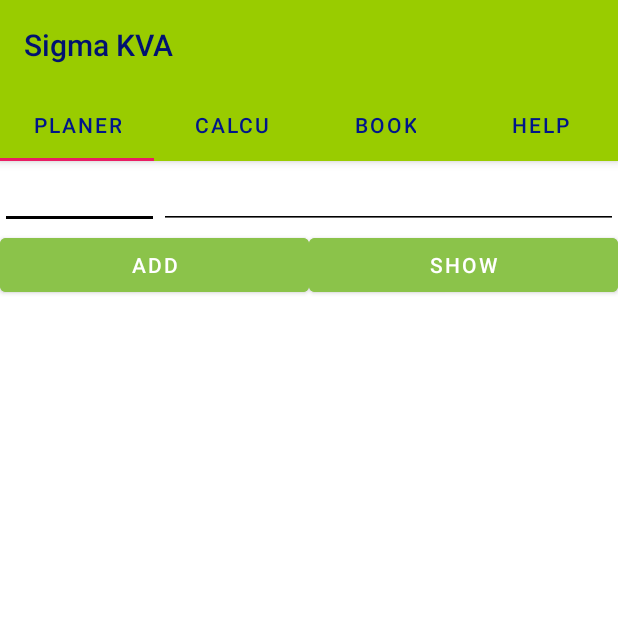
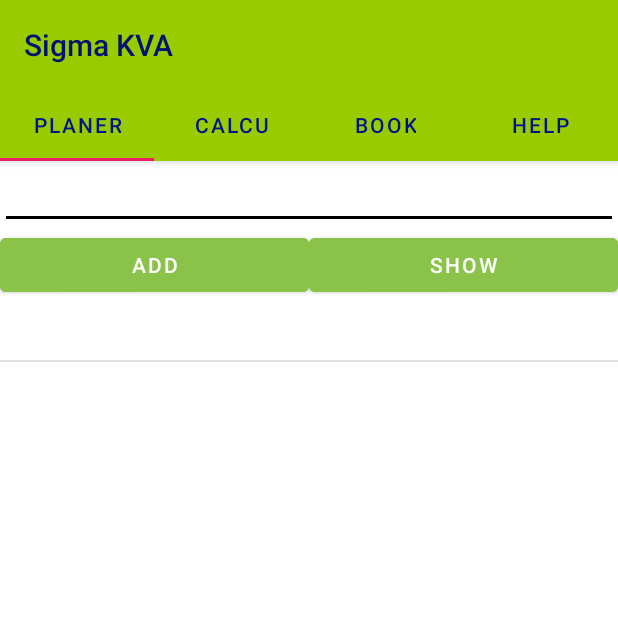
Before and after one commit to Zakpav1/Sigma710, an Android app: the screen it shows after launch (MainActivity), after a tap on "ADD", on a phone screen of 412 x 824 dp, the top half of it. Run offline under Robolectric (Android 15) with nearby library versions, the phone set to English and light mode, and no system bars; libraries missing offline, so code that uses them is left out: com.davemorrissey.labs, com.jjoe64.graphview.

Commit message:
1 var Planer

```diff
--- a/app/src/main/java/com/example/sigma72/MainActivity.java
+++ b/app/src/main/java/com/example/sigma72/MainActivity.java
@@ -4,6 +4,7 @@ import android.annotation.SuppressLint;
 import android.app.AlertDialog;
 import android.content.Context;
 import android.graphics.Color;
+import android.graphics.Paint;
 import android.net.Uri;
 import android.os.Bundle;
 
@@ -24,6 +25,7 @@ import android.view.LayoutInflater;
 import android.view.Menu;
 import android.view.MenuItem;
 import android.view.View;
+import android.widget.AdapterView;
 import android.widget.ArrayAdapter;
 import android.widget.Button;
 import android.widget.EditText;
@@ -57,12 +59,13 @@ import functions.parsers.TableParser;
 import static java.lang.Character.isLetter;
 
 public class MainActivity extends AppCompatActivity {
-    private List<String> toDoList;
-    private ArrayAdapter arrayAdapter;
-    private ListView listView;
-    private Button button;
-    private EditText editText;
-    private EditText editTextD;
+    public List<String> toDoList;
+    public ArrayAdapter arrayAdapter;
+    public ListView listView;
+    public Button button;
+    public  EditText editText;
+
+//    private EditText editTextD;
 
     public void Change (View view) {
         Fragment fragment= null;
@@ -114,17 +117,21 @@ public class MainActivity extends AppCompatActivity {
         TabLayout tabs = findViewById(R.id.tabs);
         tabs.setupWithViewPager(viewPager);
 
+
         toDoList = new ArrayList<>();
         arrayAdapter = new ArrayAdapter<>(this,R.layout.list_view_layout,toDoList);
         listView = findViewById(R.id.ListView);
         editText = findViewById(R.id.editText);
-        editTextD = (EditText) findViewById(R.id.editDate);
-        Fragment frag2 = new Planer();
-        FragmentTransaction ft = getSupportFragmentManager().beginTransaction();
-        //ft.add(R.id.fragment_blank2, frag2);
-        ft.commit();
-       // frag2 = getSupportFragmentManager().findFragmentById(R.layout.fragment_blank2);
-       // ((TextView) frag2.getView().findViewById(R.id.editDate)).setText(new SimpleDateFormat("yyyy-MM-dd ").format(Calendar.getInstance().getTime()));
+
+//        editText = findViewById(R.id.editText);
+//        arrayAdapter = new ArrayAdapter<>(this,R.layout.fragment_blank2, toDoList);
+//        editTextD = (EditText) findViewById(R.id.editDate);
+//        Fragment frag2 = new Planer();
+//        FragmentTransaction ft = getSupportFragmentManager().beginTransaction();
+//        ft.add(R.id.fragment_blank2, frag2);
+//        ft.commit();
+//        frag2 = getSupportFragmentManager().findFragmentById(R.layout.fragment_blank2);
+//        ((TextView) frag2.getView().findViewById(R.id.editDate)).setText(new SimpleDateFormat("yyyy-MM-dd ").format(Calendar.getInstance().getTime()));
 
     }
 
@@ -133,12 +140,14 @@ public class MainActivity extends AppCompatActivity {
         String date = new SimpleDateFormat("yyyy-MM-dd ").format(Calendar.getInstance().getTime());
         view.setText(date);
     }
-
     public void addItemToList (View view){
-        toDoList.add(editText.getText().toString());
-        //arrayAdapter.notifyDataSetChanged();
+        listView = findViewById(R.id.ListView);
+        listView.setAdapter(arrayAdapter);
+        editText = (EditText) findViewById(R.id.editText) ;
+        String str = editText.getText().toString();
+        toDoList.add(str);
+        arrayAdapter.notifyDataSetChanged();
         editText.setText("");
-
     }
 
 
--- a/app/src/main/java/com/example/sigma72/Planer.java
+++ b/app/src/main/java/com/example/sigma72/Planer.java
@@ -35,18 +35,22 @@ public class Planer extends Fragment {
     // TODO: Rename and change types of parameters
     private String mParam1;
     private String mParam2;
-    private List<String> toDoList;
-    private ArrayAdapter arrayAdapter;
-    private ListView listView;
-    private EditText editText;
-    private EditText editTextD;
+//    public List<String> toDoList;
+//    public ArrayAdapter arrayAdapter;
+//    public ListView listView;
+//    public EditText editText;
+//    private EditText editTextD;
+//
+//    public void addItemToList (View view){
+//
+//        toDoList.add(editText.getText().toString());
+//        listView.setAdapter(arrayAdapter);
+//        arrayAdapter.notifyDataSetChanged();
+//        editText.setText("1");
+//        editText.setText("");
+//        editTextD.setText("2");
+//    }
 
-    public void addItemToList (View view){
-
-        toDoList.add(editText.getText().toString());
-        //arrayAdapter.notifyDataSetChanged();
-        editText.setText("");
-    }
 
     public Planer() {
         // Required empty public constructor
@@ -74,10 +78,8 @@ public class Planer extends Fragment {
     @Override
     public void onCreate(Bundle savedInstanceState) {
         super.onCreate(savedInstanceState);
+
         if (getArguments() != null) {
-
-
-
             mParam1 = getArguments().getString(ARG_PARAM1);
             mParam2 = getArguments().getString(ARG_PARAM2);
         }
@@ -88,6 +90,7 @@ public class Planer extends Fragment {
     public View onCreateView(LayoutInflater inflater, ViewGroup container,
                              Bundle savedInstanceState) {
 
+      //  listView.setAdapter(arrayAdapter);
         return inflater.inflate(R.layout.fragment_blank2,  null);
     }
 }
--- a/app/src/main/res/layout/fragment_blank2.xml
+++ b/app/src/main/res/layout/fragment_blank2.xml
@@ -4,29 +4,18 @@
     android:layout_width="match_parent"
     android:layout_height="match_parent"
     android:background="@color/white"
-    tools:context=".Planer"
-    >
+    android:onClick="addItemToList"
+    tools:context=".MainActivity">
 
     <LinearLayout
         android:layout_width="match_parent"
         android:layout_height="match_parent"
-        android:orientation="vertical"
-        >
+        android:orientation="vertical">
 
         <LinearLayout
             android:layout_width="match_parent"
             android:layout_height="wrap_content"
             android:orientation="horizontal">
-
-            <EditText
-                android:id="@+id/editDate"
-                android:layout_width="13dp"
-                android:layout_height="wrap_content"
-                android:layout_weight="1"
-                android:backgroundTint="@color/black"
-                android:ems="10"
-                android:inputType="datetime"
-                android:textColor="@color/black" />
 
             <EditText
                 android:id="@+id/editText"
@@ -59,25 +48,13 @@
                 android:layout_height="wrap_content"
                 android:layout_weight="1"
                 android:backgroundTint="#8BC34A"
-                android:onClick="addItemToList"
                 android:text="Show" />
         </LinearLayout>
 
-        <ScrollView
+        <ListView
+            android:id="@+id/ListView"
             android:layout_width="match_parent"
-            android:layout_height="match_parent">
-
-            <LinearLayout
-                android:layout_width="match_parent"
-                android:layout_height="wrap_content"
-                android:orientation="vertical" >
-
-                <ListView
-                    android:id="@+id/ListView"
-                    android:layout_width="wrap_content"
-                    android:layout_height="wrap_content" />
-            </LinearLayout>
-        </ScrollView>
+            android:layout_height="match_parent" />
 
     </LinearLayout>
 </FrameLayout>
--- /dev/null
+++ b/app/src/main/res/layout/list_view_layout.xml
@@ -0,0 +1,10 @@
+<?xml version="1.0" encoding="utf-8"?>
+<TextView xmlns:android="http://schemas.android.com/apk/res/android"
+    android:layout_width="match_parent"
+    android:text="textview"
+    android:padding="10dp"
+    android:textStyle="bold"
+    android:textAppearance="@style/TextAppearance.AppCompat"
+    android:layout_height="match_parent">
+
+</TextView>
```
